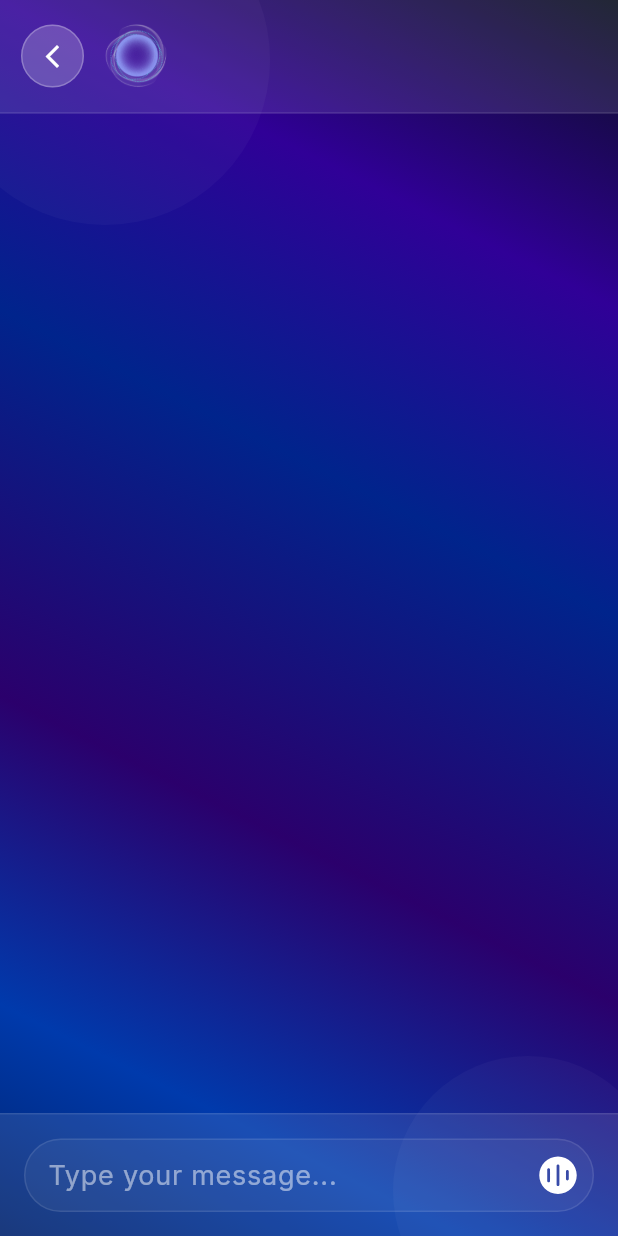
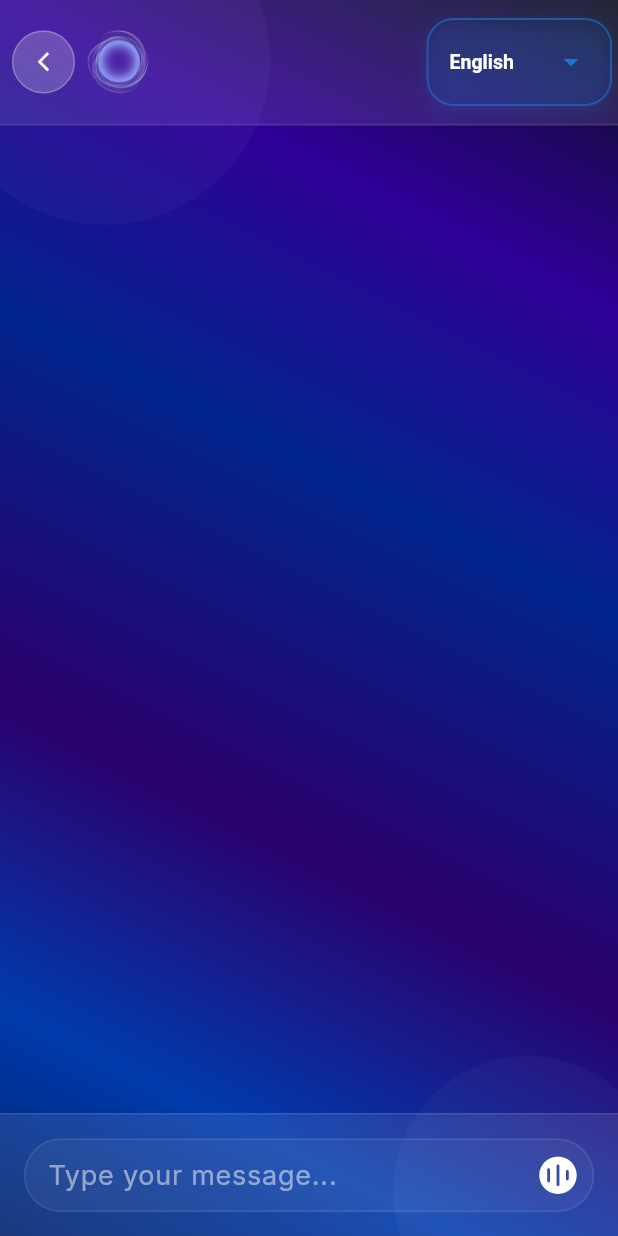
Before and after one commit to ali4445-dev/lordan, a Flutter app: the ChatVoiceScreen screen opened by its route, after a tap on "Type", on a phone screen of 412 x 824 dp. Run offline on Flutter 3.47's test engine with Material 3 defaults, Android fonts, the phone set to English and light mode, and no system bars; our stand-ins replace audioplayers, flutter_dotenv, flutter_svg, flutter_tts, font_awesome_flutter, go_router and 10 more; missing offline and left inert: flutter_stripe; accounts and stored records are empty.

Commit message:
Most updated  commit

```diff
--- a/lib/main.dart
+++ b/lib/main.dart
@@ -91,6 +91,7 @@ class LordanApp extends StatelessWidget {
     return Consumer<UserProvider>(builder: (context, themeProvider, child) {
       return MaterialApp.router(
         title: 'Lordan',
+        debugShowCheckedModeBanner: false,
         // themeMode: themeProvider.themeMode,
         theme: lightTheme,
         // darkTheme: darkTheme,
--- a/lib/providers/chat_provider.dart
+++ b/lib/providers/chat_provider.dart
@@ -28,9 +28,11 @@ class ChatProvider with ChangeNotifier {
 
   // Simulated streaming response - replace with actual API call
   Future<void> sendMessage(String content,
+
       {String mode = 'text',
       bool isPremium = false,
-      String language = 'en'}) async {
+      String language = 'en',
+      String role="study"}) async {
     if (content.trim().isEmpty) return;
 
     try {
@@ -51,7 +53,7 @@ class ChatProvider with ChangeNotifier {
       // ✅ Prepare to receive assistant response
       final responseId = _uuid.v4();
 
-      final Map<String, dynamic> jsonData = await sendToLordan(content);
+      final Map<String, dynamic> jsonData = await sendToLordan(content,locale: language,plan: !isPremium?'free':'premium',role: role);
 
       if (mode == 'tts') {
         // Get the Base64 audio string
--- a/lib/screens/chat/chat_text_screen.dart
+++ b/lib/screens/chat/chat_text_screen.dart
@@ -5,6 +5,7 @@ import 'package:lordan_v1/global.dart';
 import 'package:lordan_v1/models/message.dart';
 import 'package:lordan_v1/providers/auth_provider.dart';
 import 'package:lordan_v1/screens/chat/chat_voice_screen.dart';
+import 'package:lordan_v1/screens/start/components/language_dropdown.dart';
 import 'package:lordan_v1/service/chat_storage_service.dart';
 import 'package:lordan_v1/utils/components/primary_back_button.dart';
 import 'package:provider/provider.dart';
@@ -42,6 +43,22 @@ class _ChatTextScreenState extends State<ChatTextScreen>
   late AnimationController _animationController;
   late Animation<double> _scaleAnimation;
   late Animation<double> _opacityAnimation;
+
+  final Map<String, String> languageMap = {
+    'en-US': 'English',
+    'es-ES': 'Spanish',
+    'pt-BR': 'Portuguese',
+    'ko-KR': 'Korean',
+    'tr-TR': 'Turkish',
+    'de-DE': 'German',
+    'fr-FR': 'French',
+    'ja-JP': 'Japanese',
+    'ar-SA': 'Arabic',
+    'zh-KR': 'Chinese',
+    'nl-NL': 'Dutch',
+  };
+
+  String? selectedLanguageCode = 'en-US';
 
   @override
   void initState() {
@@ -172,7 +189,7 @@ class _ChatTextScreenState extends State<ChatTextScreen>
       child: Row(
         children: [
           const PrimaryBackButton(),
-          const SizedBox(width: 10),
+          const SizedBox(width: 4),
           AnimatedBuilder(
             animation: _animationController,
             builder: (context, _) {
@@ -188,8 +205,9 @@ class _ChatTextScreenState extends State<ChatTextScreen>
               );
             },
           ),
-          const SizedBox(width: 10),
+          const SizedBox(width: 4),
           Expanded(
+            flex: 2,
             child: Column(
               crossAxisAlignment: CrossAxisAlignment.start,
               children: [
@@ -216,6 +234,62 @@ class _ChatTextScreenState extends State<ChatTextScreen>
               ],
             ),
           ),
+          Container(
+            padding: const EdgeInsets.symmetric(horizontal: 14, vertical: 4),
+            width: MediaQuery.of(context).size.width * 0.3,
+            decoration: BoxDecoration(
+              color: const Color(0xFF0D47A1).withOpacity(0.1), // soft blue tint
+              borderRadius: BorderRadius.circular(18),
+              border: Border.all(
+                color: const Color(0xFF1976D2)
+                    .withOpacity(0.6), // brighter blue border
+                width: 1.3,
+              ),
+              boxShadow: [
+                BoxShadow(
+                  color: Colors.blue.withOpacity(0.15),
+                  blurRadius: 10,
+                  offset: const Offset(0, 4),
+                ),
+              ],
+            ),
+            child: DropdownButtonHideUnderline(
+              child: DropdownButton<String>(
+                value: selectedLanguageCode,
+                isExpanded: true,
+                dropdownColor: const Color(0xFF1565C0)
+                    .withOpacity(0.95), // dropdown background
+                icon:
+                    const Icon(Icons.arrow_drop_down, color: Color(0xFF1976D2)),
+                borderRadius: BorderRadius.circular(14),
+                style: const TextStyle(
+                  fontSize: 15,
+                  fontWeight: FontWeight.w600,
+                  color: Color(0xFF0D47A1),
+                ),
+                items: languageMap.entries.map((entry) {
+                  return DropdownMenuItem<String>(
+                    value: entry.key,
+                    child: Text(
+                      entry.value,
+                      style: const TextStyle(
+                        fontSize: 13,
+                        fontWeight: FontWeight.w600,
+                        color: Colors.white,
+                      ),
+                    ),
+                  );
+                }).toList(),
+                onChanged: (value) {
+                  if (value != null) {
+                    setState(() => selectedLanguageCode = value);
+                  }
+                },
+              ),
+            ),
+          ),
+
+          // SimpleDropdown(items: _a, onChanged:(call){}),
           // Consumer<ChatProvider>(
           //   builder: (context, chatProvider, _) {
           //     if (!widget.isPremium || !chatProvider.hasContext) {
@@ -322,9 +396,10 @@ class _ChatTextScreenState extends State<ChatTextScreen>
                                     await context
                                         .read<ChatProvider>()
                                         .sendMessage(message,
-                                            mode: roleName!,
+                                            mode: "text",
                                             isPremium: isPremium!,
-                                            language: GlobalData.language!);
+                                            language: selectedLanguageCode!,
+                                            role: roleName);
 
                                     _scrollToBottom();
                                   },
--- a/lib/screens/chat/chat_voice_screen.dart
+++ b/lib/screens/chat/chat_voice_screen.dart
@@ -28,15 +28,33 @@ class ChatVoiceScreen extends StatefulWidget {
     this.isPremium = false,
   });
 
+
   @override
   State<ChatVoiceScreen> createState() => _ChatVoiceScreenState();
 }
 
 class _ChatVoiceScreenState extends State<ChatVoiceScreen>
+
     with SingleTickerProviderStateMixin {
   late AnimationController _animationController;
   late Animation<double> _scaleAnimation;
   late Animation<double> _opacityAnimation;
+
+   final Map<String, String> languageMap = {
+    'en-US': 'English',
+    'es-ES': 'Spanish',
+    'pt-BR': 'Portuguese',
+    'ko-KR': 'Korean',
+    'tr-TR': 'Turkish',
+    'de-DE': 'German',
+    'fr-FR': 'French',
+    'ja-JP': 'Japanese',
+    'ar-SA': 'Arabic',
+    'zh-KR': 'Chinese',
+    'nl-NL': 'Dutch',
+  };
+
+  String? selectedLanguageCode = 'en-US';
 
   @override
   void initState() {
@@ -67,10 +85,14 @@ class _ChatVoiceScreenState extends State<ChatVoiceScreen>
     _animationController.dispose();
   }
 
+
+
   @override
   Widget build(BuildContext context) {
     final userProvider = Provider.of<UserProvider>(context);
     bool isDark = userProvider.themeMode == ThemeMode.dark;
+
+
 
     return ChangeNotifierProvider(
       create: (_) => VoiceChatProvider(),
@@ -167,21 +189,76 @@ class _ChatVoiceScreenState extends State<ChatVoiceScreen>
                     color: Colors.white,
                   ),
                 ),
-                if ((widget.roleDescription ?? '').isNotEmpty) ...[
-                  const SizedBox(height: 4),
-                  Text(
-                    widget.roleDescription ?? '',
-                    style: TextStyle(
-                      fontSize: 14,
-                      color: Colors.white.withValues(alpha: 0.7),
-                    ),
-                    maxLines: 1,
-                    overflow: TextOverflow.ellipsis,
-                  ),
-                ],
+                // if ((widget.roleDescription ?? '').isNotEmpty) ...[
+                //   const SizedBox(height: 4),
+                //   Text(
+                //     widget.roleDescription ?? '',
+                //     style: TextStyle(
+                //       fontSize: 14,
+                //       color: Colors.white.withValues(alpha: 0.7),
+                //     ),
+                //     maxLines: 1,
+                //     overflow: TextOverflow.ellipsis,
+                //   ),
+                // ],
               ],
             ),
           ),
+           Container(
+            padding: const EdgeInsets.symmetric(horizontal: 14, vertical: 4),
+            width: MediaQuery.of(context).size.width * 0.3,
+            decoration: BoxDecoration(
+              color: const Color(0xFF0D47A1).withOpacity(0.1), // soft blue tint
+              borderRadius: BorderRadius.circular(18),
+              border: Border.all(
+                color: const Color(0xFF1976D2)
+                    .withOpacity(0.6), // brighter blue border
+                width: 1.3,
+              ),
+              boxShadow: [
+                BoxShadow(
+                  color: Colors.blue.withOpacity(0.15),
+                  blurRadius: 10,
+                  offset: const Offset(0, 4),
+                ),
+              ],
+            ),
+            child: DropdownButtonHideUnderline(
+              child: DropdownButton<String>(
+                value: selectedLanguageCode,
+                isExpanded: true,
+                dropdownColor: const Color(0xFF1565C0)
+                    .withOpacity(0.95), // dropdown background
+                icon:
+                    const Icon(Icons.arrow_drop_down, color: Color(0xFF1976D2)),
+                borderRadius: BorderRadius.circular(14),
+                style: const TextStyle(
+                  fontSize: 15,
+                  fontWeight: FontWeight.w600,
+                  color: Color(0xFF0D47A1),
+                ),
+                items: languageMap.entries.map((entry) {
+                  return DropdownMenuItem<String>(
+                    value: entry.key,
+                    child: Text(
+                      entry.value,
+                      style: const TextStyle(
+                        fontSize: 13,
+                        fontWeight: FontWeight.w600,
+                        color: Colors.white,
+                      ),
+                    ),
+                  );
+                }).toList(),
+                onChanged: (value) {
+                  if (value != null) {
+                    setState(() => selectedLanguageCode = value);
+                  }
+                },
+              ),
+            ),
+          ),
+
         ],
       ),
     );
@@ -233,7 +310,7 @@ class _ChatVoiceScreenState extends State<ChatVoiceScreen>
                 onTap: widget.isPremium
                     ? () {
                         if (provider.isRecording) {
-                          provider.stopListening();
+                          provider.stopListening(isPremium: widget.isPremium,mode:"tts",role: widget.roleName!,language: selectedLanguageCode!);
                         } else {
                           provider.startListening();
                         }
@@ -246,7 +323,7 @@ class _ChatVoiceScreenState extends State<ChatVoiceScreen>
                     : () {},
                 onLongPressUp: !widget.isPremium
                     ? () {
-                        provider.stopListening();
+                        provider.stopListening(isPremium: widget.isPremium,mode:"tts",role: widget.roleName!);
                       }
                     : () {},
                 logoAsset: 'assets/brand_logos/logo_png.png',
--- a/lib/screens/home_screen_pages/settings/settings_screen.dart
+++ b/lib/screens/home_screen_pages/settings/settings_screen.dart
@@ -135,6 +135,7 @@ import 'package:lordan_v1/screens/home_screen_pages/settings/company_screen.dart
 import 'package:lordan_v1/screens/home_screen_pages/settings/components/setting_tile.dart';
 import 'package:lordan_v1/screens/home_screen_pages/settings/privacy_policy_screen.dart';
 import 'package:lordan_v1/screens/home_screen_pages/settings/terms_of_service_screen.dart';
+import 'package:lordan_v1/screens/start/language_selection_screen.dart';
 import 'package:lordan_v1/screens/start/welcome_screen.dart';
 import 'package:provider/provider.dart';
 
@@ -195,6 +196,9 @@ class _SettingsScreenState extends State<SettingsScreen> {
                           ?.copyWith(color: Colors.white),
                       trailing: const Icon(Icons.arrow_forward_ios,
                           color: Colors.white),
+                          onTap: (){
+                            context.push(LanguageSelectionScreen.routeName);
+                          },
                     ),
                     Divider(
                       color: Colors.white.withValues(alpha: 0.25),
--- a/lib/screens/start/welcome_screen.dart
+++ b/lib/screens/start/welcome_screen.dart
@@ -4,6 +4,7 @@ import 'package:go_router/go_router.dart';
 import 'package:hive/hive.dart';
 import 'package:lordan_v1/screens/chat/chat_text_screen.dart';
 import 'package:lordan_v1/screens/home_screen.dart';
+import 'package:lordan_v1/screens/start/auth/login_screen.dart';
 import 'package:lordan_v1/service/user_storage_service.dart';
 import 'package:provider/provider.dart';
 import 'package:supabase_flutter/supabase_flutter.dart';
@@ -117,7 +118,7 @@ class WelcomeScreen extends StatelessWidget {
                         if (sessionBox.isNotEmpty) {
                           context.push(HomeScreen.routeName);
                         } else {
-                          context.push(LanguageSelectionScreen.routeName);
+                          context.push(LoginScreen.routeName);
                         }
                       },
                     ),
--- a/lib/service/supabase_service.dart
+++ b/lib/service/supabase_service.dart
@@ -1,3 +1,4 @@
+import 'package:lordan_v1/global.dart';
 import 'package:supabase_flutter/supabase_flutter.dart';
 
 class UserProfile {
@@ -111,9 +112,9 @@ class SupabaseService {
   Future<UserProfile> fetchUserProfile() async {
     if (_client.auth.currentUser == null) throw Exception('Not authenticated');
 
-    final response = await _client.from('profiles').select().eq('id', _client.auth.currentUser!.id).single();
+    // final response = await _client.from('profiles').select().eq('id', _client.auth.currentUser!.id).single();
 
-    return UserProfile.fromJson(response);
+    return UserProfile(fullName: GlobalData.email ?? "Guest User", plan: GlobalData.plan);
   }
 
   // Fetch roles based on filter and search query
--- a/lib/utils/components/primary_back_button.dart
+++ b/lib/utils/components/primary_back_button.dart
@@ -8,7 +8,7 @@ class PrimaryBackButton extends StatelessWidget {
     return Row(
       children: [
         const SizedBox(
-          width: 10.0,
+          width: 4,
         ),
         GestureDetector(
           onTap: () => Navigator.of(context).maybePop(),
@@ -23,7 +23,7 @@ class PrimaryBackButton extends StatelessWidget {
             child: const Icon(
               Icons.arrow_back_ios_new,
               color: Colors.white,
-              size: 18,
+              size: 15,
             ),
           ),
         ),
--- a/lib/utils/go_router.dart
+++ b/lib/utils/go_router.dart
@@ -29,6 +29,7 @@ import '../screens/paywall/paywall_screen.dart';
 
 // Export a single GoRouter instance configured with guards and routes
 final GoRouter router = GoRouter(
+
   initialLocation: RoutePaths.welcome,
   redirect: (BuildContext context, GoRouterState state) {
     final auth = context.read<AuthProvider?>();
@@ -83,6 +84,7 @@ final GoRouter router = GoRouter(
   },
   routes: <RouteBase>[
     GoRoute(
+
       path: RoutePaths.welcome,
       name: 'welcome',
       builder: (context, state) => const WelcomeScreen(),
--- a/pubspec.yaml
+++ b/pubspec.yaml
@@ -28,7 +28,7 @@ dependencies:
   google_sign_in: ^6.2.1
   sign_in_with_apple: ^6.1.0
   pinput: ^5.0.1  # OTP code input UI0
-  flutter_tts: ^4.0.2
+  # flutter_tts: ^4.0.2
   uuid: ^4.5.1
   flutter_dotenv: ^6.0.0
   flutter_svg: ^2.1.0
@@ -40,6 +40,8 @@ dependencies:
   hive: ^2.2.3
   hive_flutter: ^1.1.0
   flutter_stripe: ^11.5.0
+  flutter_tts: 4.0.2
+
 
 dev_dependencies:
   flutter_test:
@@ -55,7 +57,7 @@ flutter:
   assets:
     - assets/icons/
     - assets/fonts/
-    - assets/locale/
+
     - assets/brand_logos/
     - assets/country_flags/
     - .env
```
Also changed, not shown: lib/providers/voice_chat_provider.dart (+83 -6 lines), lib/screens/home_screen_pages/activities/activities_screen.dart (+4 -4 lines), lib/screens/start/auth/login_screen.dart (+31 -28 lines), lib/screens/start/components/language_dropdown.dart (added, +59 -0 lines), lib/screens/start/components/terms_and_conditions.dart (added, +79 -0 lines), lib/service/chat_service.dart (+7 -4 lines), pubspec.lock, 5 other files.
